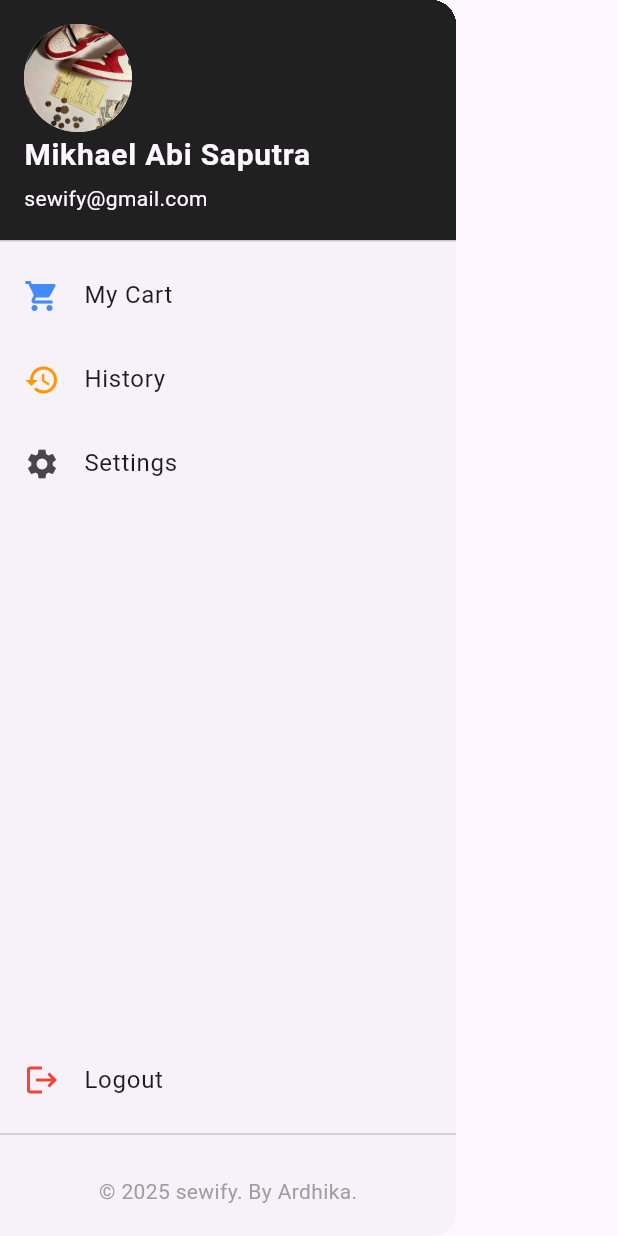
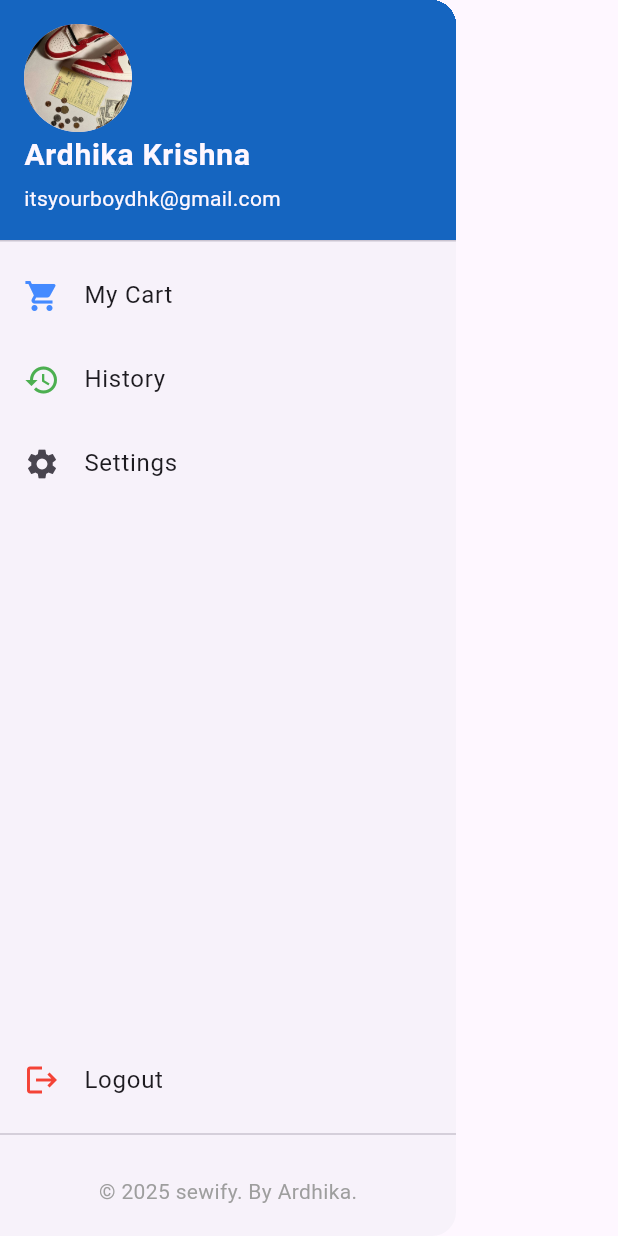
Before and after one commit to ardhikakrsh/Sewify, a Flutter app: the MyDrawer widget shown alone on an empty page, opened directly, on a phone screen of 412 x 824 dp. Run offline on Flutter 3.47's test engine with Material 3 defaults, Android fonts, the phone set to English and light mode, and no system bars; our stand-ins replace cloud_firestore, curved_navigation_bar, firebase_auth, firebase_core, flutter_slidable, lottie and 1 more; accounts and stored records are empty; generated files the repository leaves out were written again.

Commit message:
fix: change color

```diff
--- a/lib/components/my_drawer.dart
+++ b/lib/components/my_drawer.dart
@@ -21,16 +21,16 @@ class MyDrawer extends StatelessWidget {
         child: Column(
           crossAxisAlignment: CrossAxisAlignment.stretch,
           children: [
-            const UserAccountsDrawerHeader(
-              decoration: BoxDecoration(color: Colors.black87),
-              currentAccountPicture: CircleAvatar(
+            UserAccountsDrawerHeader(
+              decoration: BoxDecoration(color: Colors.blue[800]),
+              currentAccountPicture: const CircleAvatar(
                 backgroundImage: AssetImage('assets/img/slide3.jpg'),
               ),
-              accountName: Text(
-                'Mikhael Abi Saputra',
+              accountName: const Text(
+                'Ardhika Krishna',
                 style: TextStyle(fontWeight: FontWeight.bold, fontSize: 20),
               ),
-              accountEmail: Text('sewify@gmail.com'),
+              accountEmail: const Text('itsyourboydhk@gmail.com'),
             ),
 
             // My Cart
@@ -51,7 +51,7 @@ class MyDrawer extends StatelessWidget {
 
             // My Orders
             ListTile(
-              leading: const Icon(Icons.history, color: Colors.orange),
+              leading: const Icon(Icons.history, color: Colors.green),
               title: const Text('History'),
               onTap: () {
                 Navigator.push(
```
